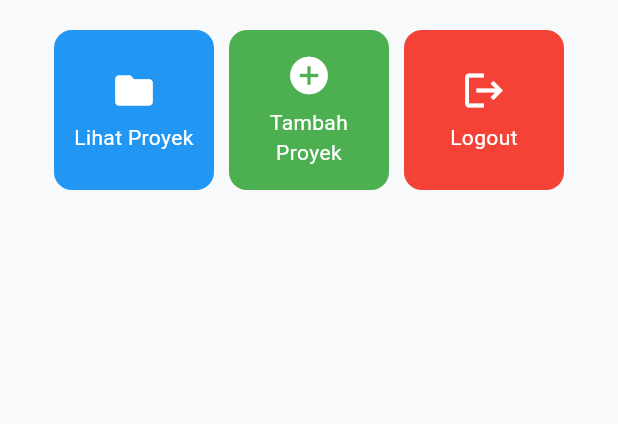
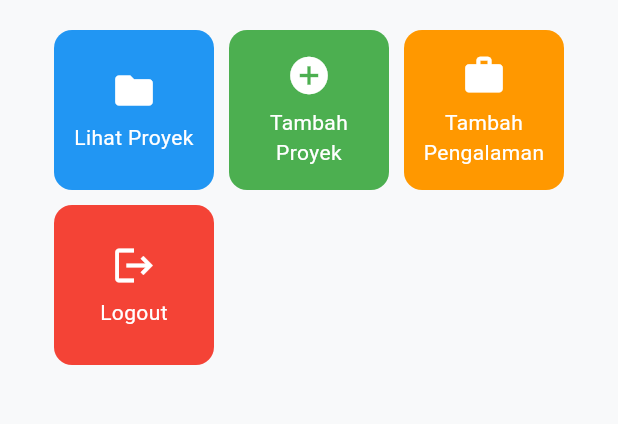
Before and after one commit to babyakiko/myportofolio_mobile, a Flutter app: the screen it shows after launch, on a phone screen of 412 x 824 dp, the part 357-781 px from its top. Run offline on Flutter 3.47's test engine with Material 3 defaults, Android fonts, the phone set to English and light mode, and no system bars.

Commit message:
feat: add Tambah Pengalaman action card with Navigator.push

```diff
--- a/lib/screens/menu.dart
+++ b/lib/screens/menu.dart
@@ -12,6 +12,7 @@ class MyHomePage extends StatelessWidget {
   final List<ItemHomepage> items = [
     ItemHomepage("Lihat Proyek", Icons.folder, Colors.blue),
     ItemHomepage("Tambah Proyek", Icons.add_circle, Colors.green),
+    ItemHomepage("Tambah Pengalaman", Icons.work, Colors.orange),
     ItemHomepage("Logout", Icons.logout, Colors.red),
   ];
 
```
Also changed, not shown: lib/widgets/project_card.dart (+8 -0 lines).
